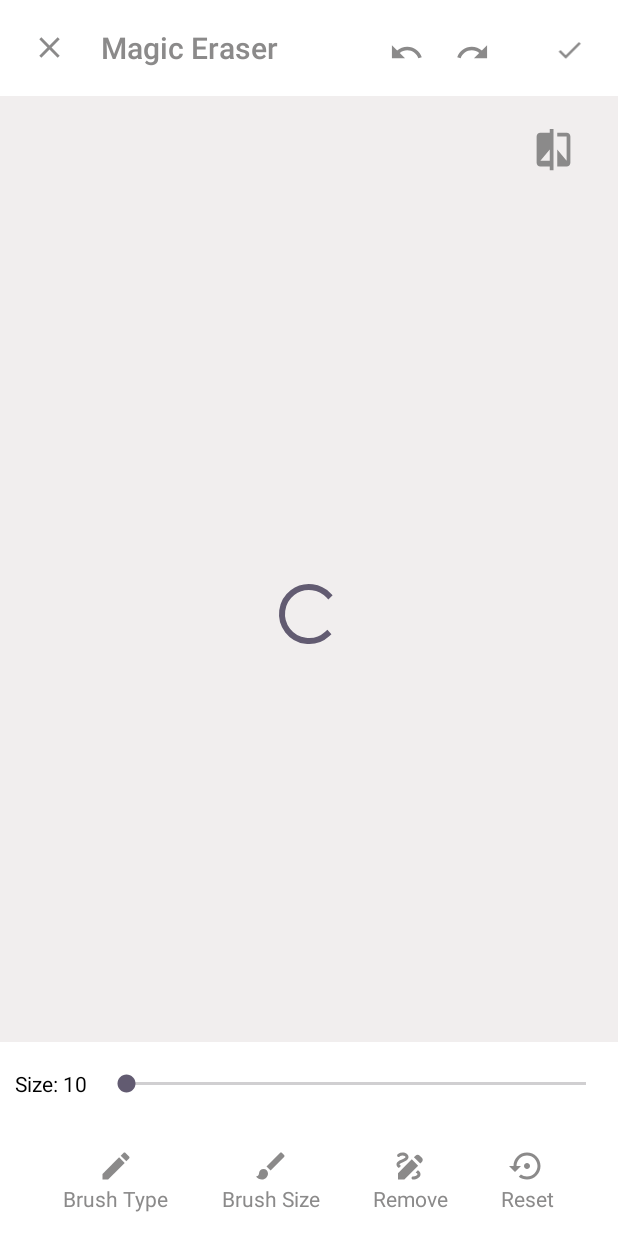
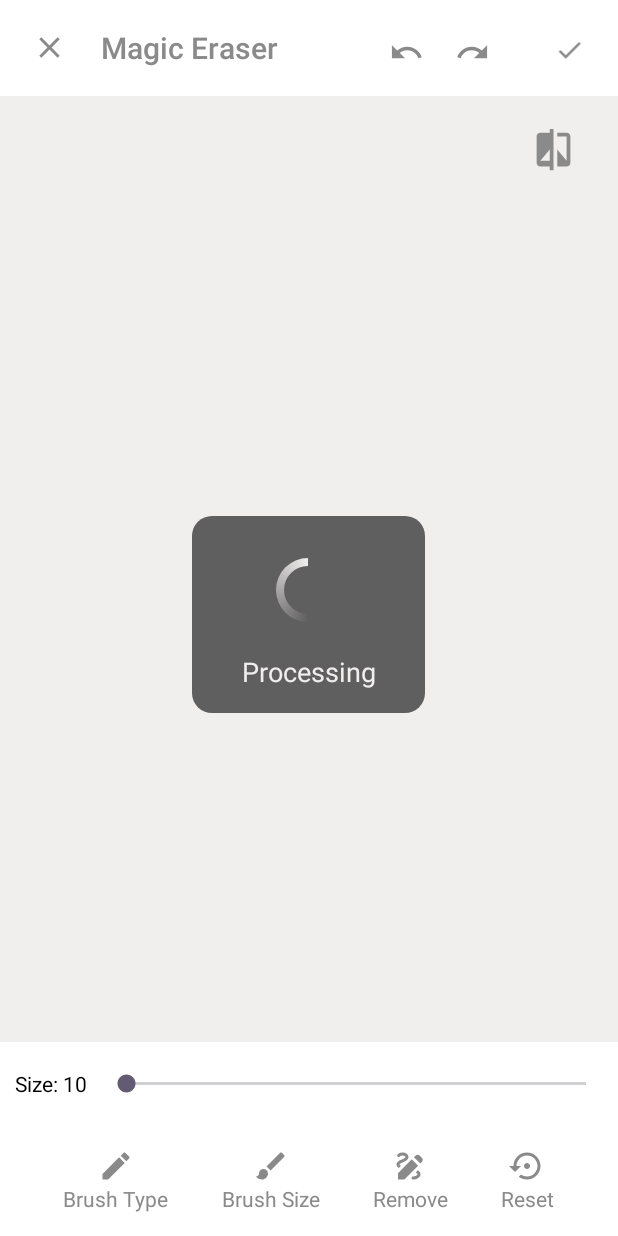
Before and after one commit to YashSharmaas/OpenCVNativeInPaint, an Android app: the layout activity_inpaint.xml on its own in the app's theme, with its tools: preview values and no code run, on a phone screen of 412 x 824 dp. Run offline under Robolectric (Android 15) with nearby library versions, the phone set to English and light mode, and no system bars; plain views replace PhotoView.

Commit message:
Update progress Bar with vifixing more bugs

```diff
--- a/app/src/main/java/com/example/yrmultimediaco/opencvnativeinpaint/DrawingView.java
+++ b/app/src/main/java/com/example/yrmultimediaco/opencvnativeinpaint/DrawingView.java
@@ -239,6 +239,11 @@ public class DrawingView extends View {
                 mFilledRectanglePaint.setStrokeWidth(mTouchPointsHolder.getBrushThickness());
 
                 canvas.drawPath(currentPath, mFilledRectanglePaint);
+            } else if (isStraightLineMode) {
+                mCanvasPaint.setColor(semiTransparentColor);
+                mCanvasPaint.setStrokeWidth(mTouchPointsHolder.getBrushThickness());
+
+                canvas.drawPath(currentPath, mCanvasPaint);
             } else {
                 mCanvasPaint.setColor(semiTransparentColor);
                 mCanvasPaint.setStrokeWidth(mTouchPointsHolder.getBrushThickness());
--- /dev/null
+++ b/app/src/main/res/drawable/background_progress.xml
@@ -0,0 +1,8 @@
+<?xml version="1.0" encoding="utf-8"?>
+<shape xmlns:android="http://schemas.android.com/apk/res/android"
+    android:shape="rectangle">
+
+    <solid android:color="#99000000" />
+    <corners android:radius="@dimen/_10sdp" />
+
+</shape>
--- /dev/null
+++ b/app/src/main/res/drawable/circular_progress_bar.xml
@@ -0,0 +1,22 @@
+<?xml version="1.0" encoding="utf-8"?>
+<rotate xmlns:android="http://schemas.android.com/apk/res/android"
+    android:fromDegrees="-90"
+    android:pivotX="50%"
+    android:pivotY="50%"
+    android:toDegrees="1440">
+
+    <shape
+        android:shape="ring"
+        android:useLevel="false">
+
+        <gradient
+            android:centerColor="#00fd1d1d"
+            android:centerY="0.5"
+            android:endColor="@color/image_background"
+            android:startColor="#00fd1d1d"
+            android:type="sweep"
+            android:useLevel="false" />
+
+    </shape>
+
+</rotate>
--- a/app/src/main/res/layout/activity_inpaint.xml
+++ b/app/src/main/res/layout/activity_inpaint.xml
@@ -151,11 +151,40 @@
             android:focusableInTouchMode="true"
             android:focusable="true"/>
 
-        <ProgressBar
-            android:id="@+id/progress_bar"
-            android:layout_width="wrap_content"
+        <RelativeLayout
+            android:id="@+id/progressBarLayout"
+            android:layout_width="155dp"
             android:layout_height="wrap_content"
-            android:layout_centerInParent="true" />
+            android:background="@drawable/background_progress"
+            android:visibility="visible"
+            android:layout_centerInParent="true">
+
+            <ProgressBar
+                android:id="@+id/progress_bar"
+                android:layout_width="wrap_content"
+                android:layout_height="wrap_content"
+                android:layout_alignParentStart="true"
+                android:layout_alignParentEnd="true"
+                android:layout_alignParentTop="true"
+                android:layout_marginTop="25dp"
+                android:indeterminateDrawable="@drawable/circular_progress_bar" />
+
+            <TextView
+                android:id="@+id/processingText"
+                android:layout_width="match_parent"
+                android:layout_height="wrap_content"
+                android:layout_below="@id/progress_bar"
+                android:layout_alignParentStart="true"
+                android:layout_alignParentEnd="true"
+                android:layout_marginTop="18dp"
+                android:layout_marginBottom="15dp"
+                android:gravity="center"
+                android:textColor="@color/image_background"
+                android:text="Processing"
+                android:textSize="18dp" />
+
+        </RelativeLayout>
+
 
     </RelativeLayout>
 
```
Also changed, not shown: app/src/main/java/com/example/yrmultimediaco/opencvnativeinpaint/InpaintActivity.java (+29 -6 lines).
